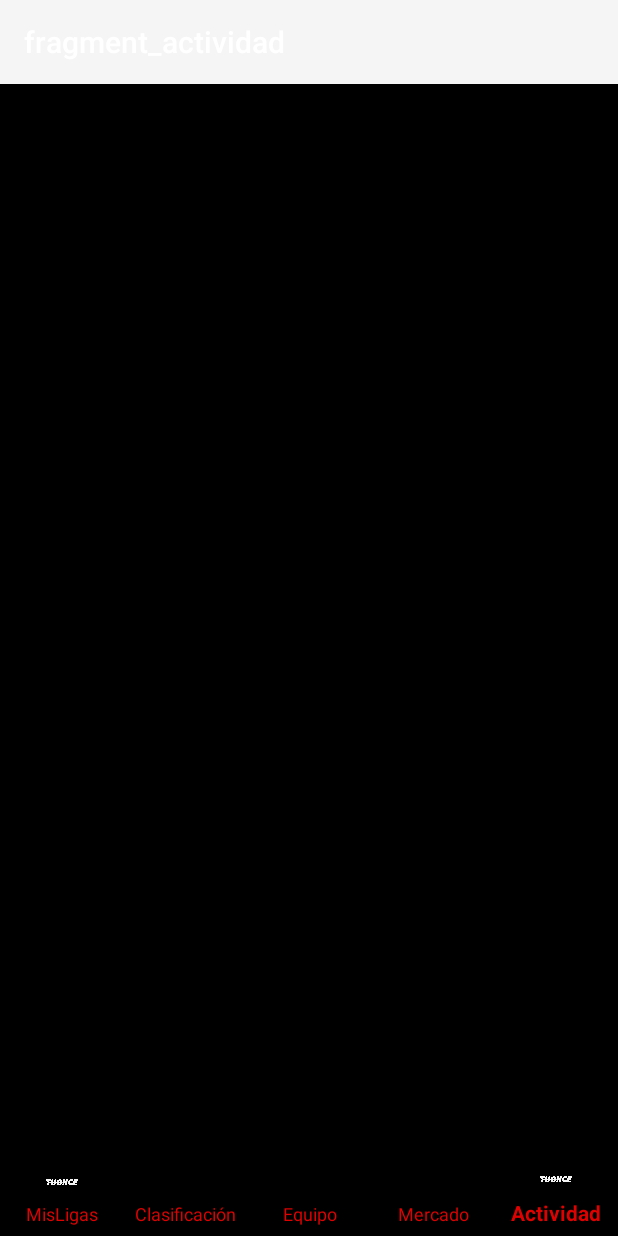
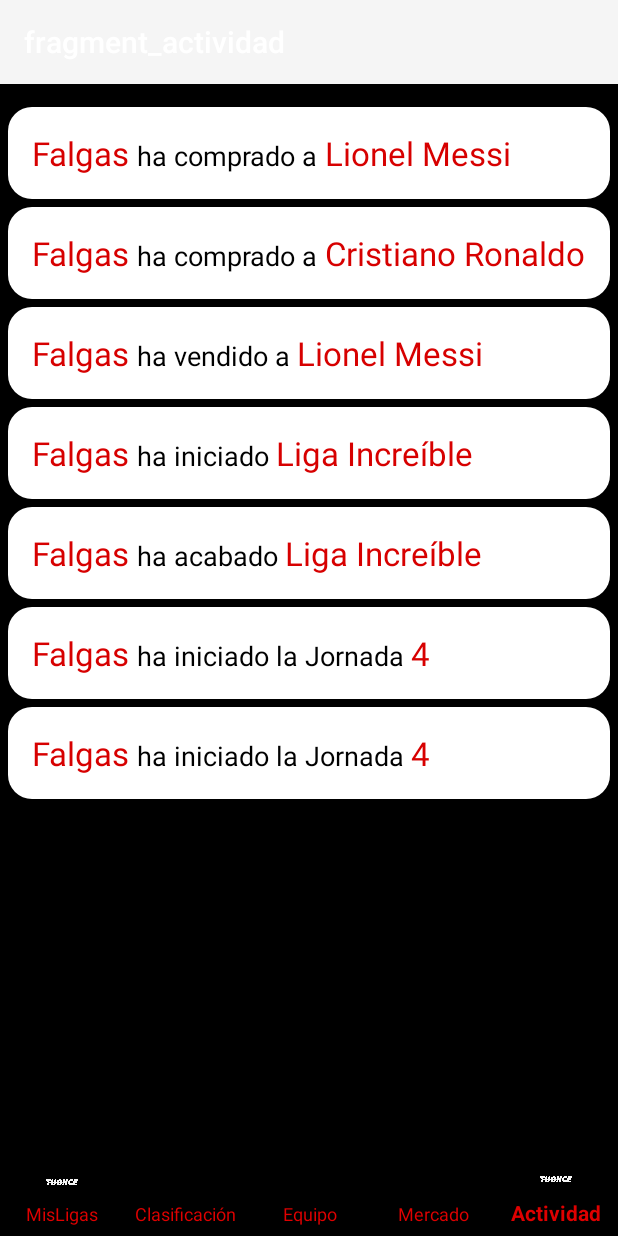
Before and after one commit to UniExtremadura/gps-project-ga-03, an Android app built with Jetpack Compose: the HomeActivity screen opened directly, with no data from a screen before it, item 5 of the bottom bar chosen, on a phone screen of 412 x 824 dp. Run offline under Robolectric (Android 15) with nearby library versions, the phone set to English and light mode, and no system bars; our stand-ins replace Room's generated code, navigation-ui.

Commit message:
T10 - HU14: Implementar UI para la pantalla Actividad.

```diff
--- /dev/null
+++ b/app/src/main/java/uex/aseegps/ga03/tuonce/adapter/ActividadAdapter.kt
@@ -0,0 +1,131 @@
+package uex.aseegps.ga03.tuonce.adapter
+
+import android.view.LayoutInflater
+import android.view.View
+import android.view.ViewGroup
+import android.widget.TextView
+import androidx.recyclerview.widget.RecyclerView
+import uex.aseegps.ga03.tuonce.R
+import uex.aseegps.ga03.tuonce.model.AccionActividad
+import uex.aseegps.ga03.tuonce.model.Actividad
+
+class ActividadAdapter(private val listaActividades: List<Actividad>) :
+    RecyclerView.Adapter<ActividadAdapter.ViewHolder>() {
+
+    override fun onCreateViewHolder(parent: ViewGroup, viewType: Int): ViewHolder {
+        val view = LayoutInflater.from(parent.context)
+            .inflate(R.layout.noticia_actividad_list, parent, false)
+        return ViewHolder(view)
+    }
+
+    override fun onBindViewHolder(holder: ViewHolder, position: Int) {
+        val actividad = listaActividades[position]
+        val accion: AccionActividad = listaActividades[position].accion
+
+        holder.tvUsuarioActividad.text = actividad.usuarioActividad?.name
+
+        holder.tvFutbolistaActividadComprar.text = actividad.futbolistaActividad?.nombreJugador
+
+        holder.tvFutbolistaActividadVender.text = actividad.futbolistaActividad?.nombreJugador
+
+        holder.tvIniciarLigaActividad.text = actividad.ligaActividad?.name
+
+        holder.tvAcabarLigaActividad.text = actividad.ligaActividad?.name
+
+        holder.tvIniciarJornadaActividad.text = actividad.jornadaActividad?.toString()
+
+        if(accion == AccionActividad.COMPRAR_FUTBOLISTA) {
+
+            holder.tvHaComprado.visibility = View.VISIBLE
+            holder.tvFutbolistaActividadComprar.visibility = View.VISIBLE
+
+            holder.tvHaVendido.visibility = View.GONE
+            holder.tvFutbolistaActividadVender.visibility = View.GONE
+            holder.tvHaIniciado.visibility = View.GONE
+            holder.tvIniciarLigaActividad.visibility = View.GONE
+            holder.tvHaAcabadoLiga.visibility = View.GONE
+            holder.tvAcabarLigaActividad.visibility = View.GONE
+            holder.tvHaIniciadoJornada.visibility = View.GONE
+            holder.tvIniciarJornadaActividad.visibility = View.GONE
+
+        } else if(accion == AccionActividad.VENDER_FUTBOLISTA) {
+
+            holder.tvHaVendido.visibility = View.VISIBLE
+            holder.tvFutbolistaActividadVender.visibility = View.VISIBLE
+
+            holder.tvHaComprado.visibility = View.GONE
+            holder.tvFutbolistaActividadComprar.visibility = View.GONE
+            holder.tvHaIniciado.visibility = View.GONE
+            holder.tvIniciarLigaActividad.visibility = View.GONE
+            holder.tvHaAcabadoLiga.visibility = View.GONE
+            holder.tvAcabarLigaActividad.visibility = View.GONE
+            holder.tvHaIniciadoJornada.visibility = View.GONE
+            holder.tvIniciarJornadaActividad.visibility = View.GONE
+
+        } else if(accion == AccionActividad.INICIAR_LIGA) {
+
+            holder.tvHaIniciado.visibility = View.VISIBLE
+            holder.tvIniciarLigaActividad.visibility = View.VISIBLE
+
+            holder.tvHaComprado.visibility = View.GONE
+            holder.tvFutbolistaActividadComprar.visibility = View.GONE
+            holder.tvHaVendido.visibility = View.GONE
+            holder.tvFutbolistaActividadVender.visibility = View.GONE
+            holder.tvHaAcabadoLiga.visibility = View.GONE
+            holder.tvAcabarLigaActividad.visibility = View.GONE
+            holder.tvHaIniciadoJornada.visibility = View.GONE
+            holder.tvIniciarJornadaActividad.visibility = View.GONE
+
+        } else if(accion == AccionActividad.ACABAR_LIGA) {
+
+            holder.tvHaAcabadoLiga.visibility = View.VISIBLE
+            holder.tvAcabarLigaActividad.visibility = View.VISIBLE
+
+            holder.tvHaComprado.visibility = View.GONE
+            holder.tvFutbolistaActividadComprar.visibility = View.GONE
+            holder.tvHaVendido.visibility = View.GONE
+            holder.tvFutbolistaActividadVender.visibility = View.GONE
+            holder.tvHaIniciado.visibility = View.GONE
+            holder.tvIniciarLigaActividad.visibility = View.GONE
+            holder.tvHaIniciadoJornada.visibility = View.GONE
+            holder.tvIniciarJornadaActividad.visibility = View.GONE
+
+        } else if(accion == AccionActividad.INICIAR_JORNADA) {
+
+            holder.tvHaIniciadoJornada.visibility = View.VISIBLE
+            holder.tvIniciarJornadaActividad.visibility = View.VISIBLE
+
+            holder.tvHaComprado.visibility = View.GONE
+            holder.tvFutbolistaActividadComprar.visibility = View.GONE
+            holder.tvHaVendido.visibility = View.GONE
+            holder.tvFutbolistaActividadVender.visibility = View.GONE
+            holder.tvHaIniciado.visibility = View.GONE
+            holder.tvIniciarLigaActividad.visibility = View.GONE
+            holder.tvHaAcabadoLiga.visibility = View.GONE
+            holder.tvAcabarLigaActividad.visibility = View.GONE
+
+        }
+
+    }
+
+    override fun getItemCount() = listaActividades.size
+
+    class ViewHolder(view: View) : RecyclerView.ViewHolder(view) {
+        val tvUsuarioActividad: TextView = view.findViewById(R.id.tvUsuarioActividad)
+
+        val tvHaComprado: TextView = view.findViewById(R.id.tvHaComprado)
+        val tvFutbolistaActividadComprar: TextView = view.findViewById(R.id.tvFutbolistaActividadComprar)
+
+        val tvHaVendido: TextView = view.findViewById(R.id.tvHaVendido)
+        val tvFutbolistaActividadVender: TextView = view.findViewById(R.id.tvFutbolistaActividadVender)
+
+        val tvHaIniciado: TextView = view.findViewById(R.id.tvHaIniciado)
+        val tvIniciarLigaActividad: TextView = view.findViewById(R.id.tvIniciarLigaActividad)
+
+        val tvHaAcabadoLiga: TextView = view.findViewById(R.id.tvHaAcabadoLiga)
+        val tvAcabarLigaActividad: TextView = view.findViewById(R.id.tvAcabarLigaActividad)
+
+        val tvHaIniciadoJornada: TextView = view.findViewById(R.id.tvHaIniciadoJornada)
+        val tvIniciarJornadaActividad: TextView = view.findViewById(R.id.tvIniciarJornadaActividad)
+    }
+}
--- /dev/null
+++ b/app/src/main/java/uex/aseegps/ga03/tuonce/database/ActividadDAO.kt
@@ -0,0 +1,28 @@
+import androidx.room.Dao
+import androidx.room.Insert
+import androidx.room.Query
+import uex.aseegps.ga03.tuonce.model.Actividad
+import uex.aseegps.ga03.tuonce.model.Futbolista
+import uex.aseegps.ga03.tuonce.model.User
+
+@Dao
+interface ActividadDao {
+
+    @Insert
+    suspend fun insertCompraMercado(compraMercado: Actividad)
+
+    @Query("SELECT * FROM Actividad")
+    suspend fun getAllComprasMercado(): List<Actividad>
+    @Query("SELECT usuarioActividad FROM Actividad WHERE actividadId=:compraMercadoId")
+    suspend fun obtenerUsuarioMercado(compraMercadoId: Long): User
+
+    @Query("SELECT futbolistaActividad FROM Actividad WHERE actividadId=:compraMercadoId")
+    suspend fun obtenerFutbolistaMercado(compraMercadoId: Long): Futbolista
+
+    @Query("DELETE FROM Actividad WHERE actividadId = :id")
+    suspend fun deleteCompraMercadoById(id: Long)
+
+    @Query("DELETE FROM Actividad")
+    suspend fun deleteAllComprasMercado()
+
+}
--- /dev/null
+++ b/app/src/main/java/uex/aseegps/ga03/tuonce/model/Actividad.kt
@@ -0,0 +1,29 @@
+package uex.aseegps.ga03.tuonce.model
+
+import androidx.room.Entity
+import androidx.room.PrimaryKey
+import java.io.Serializable
+
+@Entity
+data class Actividad (
+    @PrimaryKey(autoGenerate = true) var actividadId: Long?,
+
+    val accion: AccionActividad,
+
+    val usuarioActividad: User? = null,
+
+    val futbolistaActividad: Futbolista? = null,
+
+    val ligaActividad: Liga? = null,
+
+    val jornadaActividad: Int? = null
+
+) : Serializable
+
+enum class AccionActividad {
+    INICIAR_LIGA,
+    ACABAR_LIGA,
+    COMPRAR_FUTBOLISTA,
+    VENDER_FUTBOLISTA,
+    INICIAR_JORNADA
+}
--- a/app/src/main/java/uex/aseegps/ga03/tuonce/view/Home/ActividadFragment.kt
+++ b/app/src/main/java/uex/aseegps/ga03/tuonce/view/Home/ActividadFragment.kt
@@ -5,56 +5,124 @@ import androidx.fragment.app.Fragment
 import android.view.LayoutInflater
 import android.view.View
 import android.view.ViewGroup
+import androidx.lifecycle.lifecycleScope
+import androidx.recyclerview.widget.LinearLayoutManager
+import kotlinx.coroutines.Dispatchers
+import kotlinx.coroutines.launch
+import kotlinx.coroutines.withContext
 import uex.aseegps.ga03.tuonce.R
+import uex.aseegps.ga03.tuonce.adapter.ActividadAdapter
+import uex.aseegps.ga03.tuonce.database.TuOnceDatabase
+import uex.aseegps.ga03.tuonce.databinding.FragmentActividadBinding
+import uex.aseegps.ga03.tuonce.model.AccionActividad
+import uex.aseegps.ga03.tuonce.model.Actividad
+import uex.aseegps.ga03.tuonce.model.Futbolista
+import uex.aseegps.ga03.tuonce.model.Liga
+import uex.aseegps.ga03.tuonce.model.User
 
-// TODO: Rename parameter arguments, choose names that match
-// the fragment initialization parameters, e.g. ARG_ITEM_NUMBER
-private const val ARG_PARAM1 = "param1"
-private const val ARG_PARAM2 = "param2"
 
-/**
- * A simple [Fragment] subclass.
- * Use the [ActividadFragment.newInstance] factory method to
- * create an instance of this fragment.
- */
+
+
 class ActividadFragment : Fragment() {
-    // TODO: Rename and change types of parameters
-    private var param1: String? = null
-    private var param2: String? = null
+    private var _binding: FragmentActividadBinding? = null
+    private val binding get() = _binding!!
+
+    private lateinit var db: TuOnceDatabase
 
     override fun onCreate(savedInstanceState: Bundle?) {
         super.onCreate(savedInstanceState)
-        arguments?.let {
-            param1 = it.getString(ARG_PARAM1)
-            param2 = it.getString(ARG_PARAM2)
+        db = TuOnceDatabase.getInstance(requireContext())!!
+    }
+
+    override fun onCreateView(inflater: LayoutInflater, container: ViewGroup?, savedInstanceState: Bundle?): View? {
+        _binding = FragmentActividadBinding.inflate(inflater, container, false)
+        binding.rvActividad.layoutManager = LinearLayoutManager(context)
+        cargarActividadesDesdeBD()
+        return binding.root
+    }
+
+    override fun onResume() {
+        super.onResume()
+        cargarActividadesDesdeBD()
+    }
+
+    private fun cargarActividadesDesdeBD() {
+        lifecycleScope.launch(Dispatchers.IO) {
+
+            val usuario = User(
+                userId = null,
+                image = R.drawable.ic_launcher_background,
+                name = "Falgas",
+                password = "contraseña123",
+                points = 100,
+                conectado = 1
+            )
+
+            val futbolista1 = Futbolista(
+                futbolistaId = null,
+                nombreJugador = "Lionel Messi",
+                años = "34",
+                posicion = "Delantero",
+                varor = 100000000,
+                minutoJugados = 90,
+                goles = 30,
+                asistencias = 15,
+                balonAlArea = 50,
+                parada = 0,
+                tarjetaAmarilla = 1,
+                tarjetaRoja = 0,
+                media = 90,
+                puntosAportados = 50,
+                faltacometidas = 10,
+                equipoId = 1
+            )
+
+            val futbolista2 = Futbolista(
+                futbolistaId = null,
+                nombreJugador = "Cristiano Ronaldo",
+                años = "36",
+                posicion = "Delantero",
+                varor = 90000000,
+                minutoJugados = 90,
+                goles = 25,
+                asistencias = 10,
+                balonAlArea = 40,
+                parada = 0,
+                tarjetaAmarilla = 2,
+                tarjetaRoja = 0,
+                media = 89,
+                puntosAportados = 45,
+                faltacometidas = 8,
+                equipoId = 2
+            )
+
+            val ligaPrueba: Liga = Liga(
+                ligaId = null,
+                name = "Liga Increíble",
+                partidos = 15,
+                userId = usuario.userId
+            )
+
+            val listaActividades = listOf(
+                Actividad(null, AccionActividad.COMPRAR_FUTBOLISTA ,usuario, futbolista1, null, null),
+                Actividad(null, AccionActividad.COMPRAR_FUTBOLISTA ,usuario, futbolista2, null, null),
+                Actividad(null, AccionActividad.VENDER_FUTBOLISTA ,usuario, futbolista1, null, null),
+                Actividad(null, AccionActividad.INICIAR_LIGA ,usuario, null, ligaPrueba, null),
+                Actividad(null, AccionActividad.ACABAR_LIGA ,usuario, null, ligaPrueba, null),
+                Actividad(null, AccionActividad.INICIAR_JORNADA ,usuario, null, null, 4),
+                Actividad(null, AccionActividad.INICIAR_JORNADA ,usuario, null, null, 4)
+            )
+
+
+            withContext(Dispatchers.Main) {
+                val adapter = ActividadAdapter(listaActividades)
+                binding.rvActividad.adapter = adapter
+            }
         }
     }
 
-    override fun onCreateView(
-        inflater: LayoutInflater, container: ViewGroup?,
-        savedInstanceState: Bundle?
-    ): View? {
-        // Inflate the layout for this fragment
-        return inflater.inflate(R.layout.fragment_actividad, container, false)
-    }
-
-    companion object {
-        /**
-         * Use this factory method to create a new instance of
-         * this fragment using the provided parameters.
-         *
-         * @param param1 Parameter 1.
-         * @param param2 Parameter 2.
-         * @return A new instance of fragment ActividadFragment.
-         */
-        // TODO: Rename and change types and number of parameters
-        @JvmStatic
-        fun newInstance(param1: String, param2: String) =
-            ActividadFragment().apply {
-                arguments = Bundle().apply {
-                    putString(ARG_PARAM1, param1)
-                    putString(ARG_PARAM2, param2)
-                }
-            }
+    override fun onDestroyView() {
+        super.onDestroyView()
+        _binding = null
     }
 }
--- a/app/src/main/res/layout/fragment_actividad.xml
+++ b/app/src/main/res/layout/fragment_actividad.xml
@@ -3,12 +3,20 @@
     xmlns:tools="http://schemas.android.com/tools"
     android:layout_width="match_parent"
     android:layout_height="match_parent"
+    android:background="#000000"
+    android:backgroundTint="#000000"
     tools:context=".view.Home.ActividadFragment">
 
-    <!-- TODO: Update blank fragment layout -->
-    <TextView
+    <androidx.recyclerview.widget.RecyclerView
+        android:id="@+id/rvActividad"
         android:layout_width="match_parent"
         android:layout_height="match_parent"
-        android:text="Hello, blank ACTIVIDAD fragment!" />
+        android:layout_marginTop="10dp"
+        android:layout_marginBottom="10dp"
+        android:paddingBottom="@dimen/bottom_navigation_height"
+        android:clipToPadding="false"
+        android:background="#000000"
+        android:backgroundTint="#000000"/>
+
 
 </FrameLayout>
--- /dev/null
+++ b/app/src/main/res/layout/noticia_actividad_list.xml
@@ -0,0 +1,130 @@
+<?xml version="1.0" encoding="utf-8"?>
+<androidx.constraintlayout.widget.ConstraintLayout xmlns:android="http://schemas.android.com/apk/res/android"
+    xmlns:app="http://schemas.android.com/apk/res-auto"
+    android:id="@+id/clNoticiaActividad"
+    android:background="#000000"
+    android:layout_width="match_parent"
+    android:layout_height="wrap_content">
+
+    <androidx.cardview.widget.CardView
+        android:id="@+id/cvNoticiaActividadComprar"
+        android:layout_width="0dp"
+        android:layout_height="wrap_content"
+        app:cardCornerRadius="16dp"
+        android:layout_margin="5dp"
+        android:elevation="10dp"
+        app:layout_constraintTop_toTopOf="parent"
+        app:layout_constraintStart_toStartOf="parent"
+        app:layout_constraintEnd_toEndOf="parent">
+
+        <LinearLayout
+            android:layout_width="match_parent"
+            android:layout_height="wrap_content"
+            android:orientation="horizontal"
+            android:padding="16dp" >
+
+            <!-- Siempre se muestra -->
+
+            <TextView
+                android:id="@+id/tvUsuarioActividad"
+                android:layout_width="wrap_content"
+                android:layout_height="wrap_content"
+                android:text="Usuario"
+                android:textAppearance="@style/TextAppearance.AppCompat.Large"
+                android:textColor="@color/rojo" />
+
+            <!-- Comprar Futbolista -->
+
+            <TextView
+                android:id="@+id/tvHaComprado"
+                android:layout_width="wrap_content"
+                android:layout_height="wrap_content"
+                android:text=" ha comprado a "
+                android:textAppearance="@style/TextAppearance.AppCompat.Medium"
+                android:textColor="@color/black"/>
+
+            <TextView
+                android:id="@+id/tvFutbolistaActividadComprar"
+                android:layout_width="wrap_content"
+                android:layout_height="wrap_content"
+                android:text="Futbolista"
+                android:textAppearance="@style/TextAppearance.AppCompat.Large"
+                android:textColor="@color/rojo" />
+
+            <!-- Vender Futbolista -->
+
+            <TextView
+                android:id="@+id/tvHaVendido"
+                android:layout_width="wrap_content"
+                android:layout_height="wrap_content"
+                android:text=" ha vendido a "
+                android:textAppearance="@style/TextAppearance.AppCompat.Medium"
+                android:textColor="@color/black"/>
+
+            <TextView
+                android:id="@+id/tvFutbolistaActividadVender"
+                android:layout_width="wrap_content"
+                android:layout_height="wrap_content"
+                android:text="Futbolista"
+                android:textAppearance="@style/TextAppearance.AppCompat.Large"
+                android:textColor="@color/rojo" />
+
+            <!-- iniciar Liga -->
+
+            <TextView
+                android:id="@+id/tvHaIniciado"
+                android:layout_width="wrap_content"
+                android:layout_height="wrap_content"
+                android:text=" ha iniciado "
+                android:textAppearance="@style/TextAppearance.AppCompat.Medium"
+                android:textColor="@color/black"/>
+
+            <TextView
+                android:id="@+id/tvIniciarLigaActividad"
+                android:layout_width="wrap_content"
+                android:layout_height="wrap_content"
+                android:text="Liga"
+                android:textAppearance="@style/TextAppearance.AppCompat.Large"
+                android:textColor="@color/rojo" />
+
+            <!-- Acabar Liga -->
+
+            <TextView
+                android:id="@+id/tvHaAcabadoLiga"
+                android:layout_width="wrap_content"
+                android:layout_height="wrap_content"
+                android:text=" ha acabado "
+                android:textAppearance="@style/TextAppearance.AppCompat.Medium"
+                android:textColor="@color/black"/>
+
+            <TextView
+                android:id="@+id/tvAcabarLigaActividad"
+                android:layout_width="wrap_content"
+                android:layout_height="wrap_content"
+                android:text="Liga"
+                android:textAppearance="@style/TextAppearance.AppCompat.Large"
+                android:textColor="@color/rojo" />
+
+            <!-- Iniciar Jornada -->
+
+            <TextView
+                android:id="@+id/tvHaIniciadoJornada"
+                android:layout_width="wrap_content"
+                android:layout_height="wrap_content"
+                android:text=" ha iniciado la Jornada "
+                android:textAppearance="@style/TextAppearance.AppCompat.Medium"
+                android:textColor="@color/black"/>
+
+            <TextView
+                android:id="@+id/tvIniciarJornadaActividad"
+                android:layout_width="wrap_content"
+                android:layout_height="wrap_content"
+                android:text="Jornada"
+                android:textAppearance="@style/TextAppearance.AppCompat.Large"
+                android:textColor="@color/rojo" />
+
+        </LinearLayout>
+
+    </androidx.cardview.widget.CardView>
+
+</androidx.constraintlayout.widget.ConstraintLayout>
--- a/app/src/main/res/values/colors.xml
+++ b/app/src/main/res/values/colors.xml
@@ -7,4 +7,5 @@
     <color name="teal_700">#FF018786</color>
     <color name="black">#FF000000</color>
     <color name="white">#FFFFFFFF</color>
+    <color name="rojo">#D70000</color>
 </resources>
```
